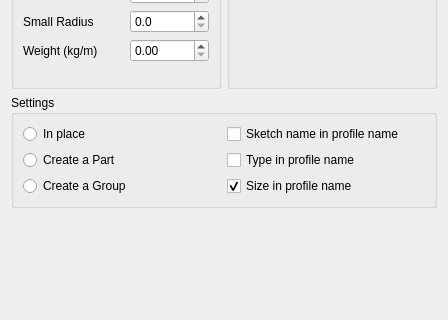
Above: freecad/frameforge/resources/ui/create_profiles.ui from rfootq/frameforge before the change; both pictures show x 0 to 448 and y 656 to 976 of the 448 by 1127 pixel window. Below: the same form after it.
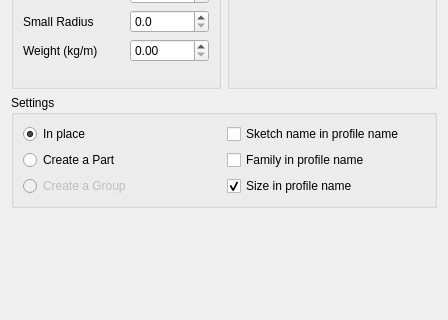
That is the form after the change.

Commit message: handle part creation

What changed in the file:
```diff
--- a/freecad/frameforge/resources/ui/create_profiles.ui
+++ b/freecad/frameforge/resources/ui/create_profiles.ui
@@ -385,6 +385,9 @@
           <property name="text">
            <string>In place</string>
           </property>
+          <property name="checked">
+           <bool>true</bool>
+          </property>
          </widget>
         </item>
         <item>
@@ -399,6 +402,9 @@
         </item>
         <item>
          <widget class="QRadioButton" name="rb_profiles_in_group">
+          <property name="enabled">
+           <bool>false</bool>
+          </property>
           <property name="toolTip">
            <string>&lt;html&gt;&lt;head/&gt;&lt;body&gt;&lt;p&gt;Create profiles in a newly created Part&lt;/p&gt;&lt;/body&gt;&lt;/html&gt;</string>
           </property>
@@ -421,7 +427,7 @@
         <item>
          <widget class="QCheckBox" name="cb_type_in_name">
           <property name="text">
-           <string>Type in profile name</string>
+           <string>Family in profile name</string>
           </property>
          </widget>
         </item>
```
Left out of the diff: 2 changed lines with no effect on the pictures. The commit also changes 1 other file.
